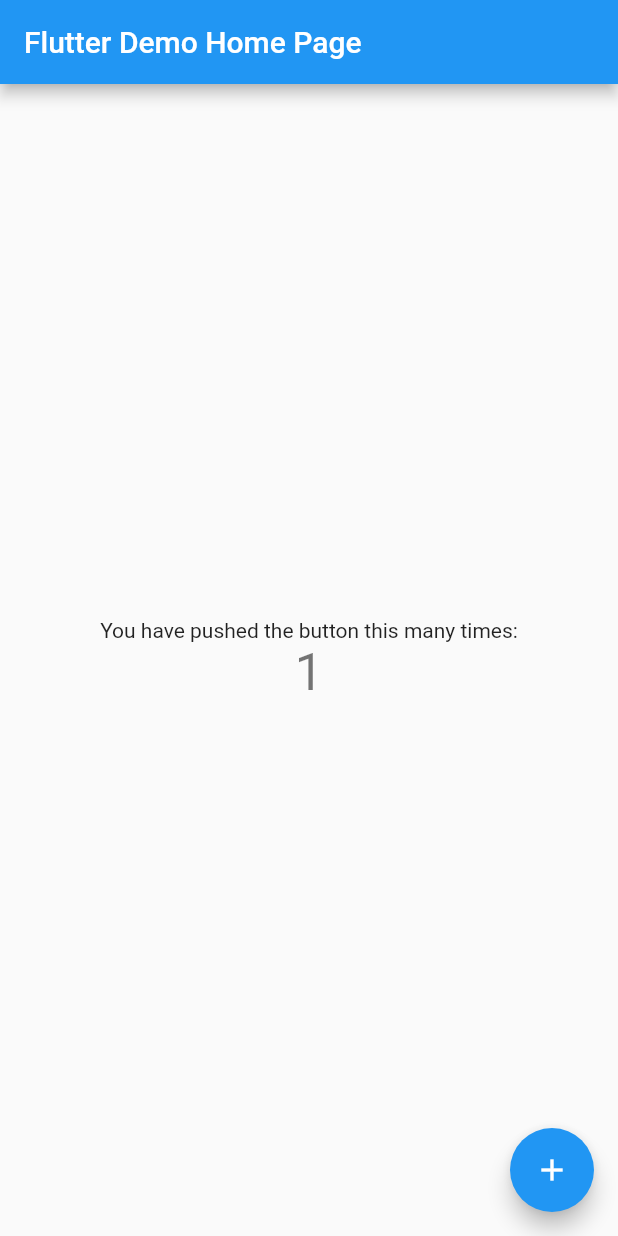
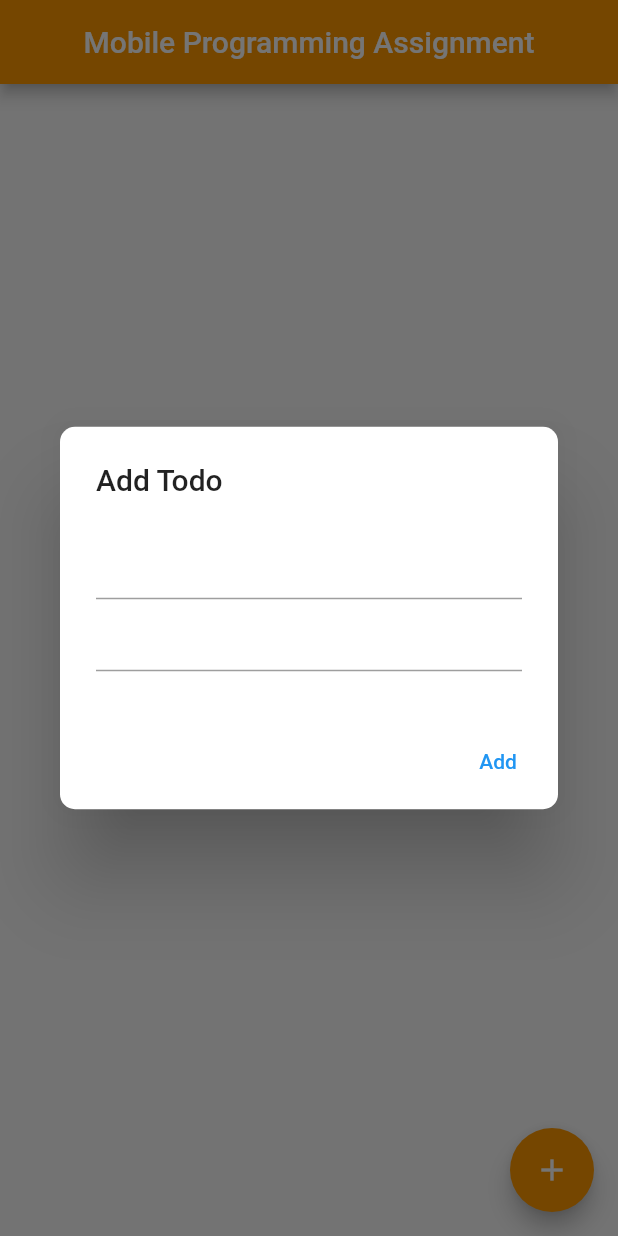
Before and after one commit to jasbirh1996/MobileProgrammingAssignment, a Flutter app: the screen it shows after launch, after a tap on the "add" icon, on a phone screen of 412 x 824 dp. Run offline on Flutter 3.47's test engine with Material 2 defaults, Android fonts, the phone set to English and light mode, and no system bars; our stand-ins replace cloud_firestore, firebase_core; accounts and stored records are empty.

Commit message:
Todo app has been build

```diff
--- a/lib/main.dart
+++ b/lib/main.dart
@@ -1,113 +1,172 @@
 import 'package:flutter/material.dart';
+import 'package:firebase_core/firebase_core.dart';
+import 'package:cloud_firestore/cloud_firestore.dart';
 
-void main() {
-  runApp(MyApp());
+void main() async {
+  WidgetsFlutterBinding.ensureInitialized();
+  await Firebase.initializeApp();
+  runApp(const MyApp());
 }
 
 class MyApp extends StatelessWidget {
-  // This widget is the root of your application.
+  const MyApp({Key? key}) : super(key: key);
+
   @override
   Widget build(BuildContext context) {
     return MaterialApp(
-      title: 'Flutter Demo',
+      title: ' Todo app',
+
       theme: ThemeData(
-        // This is the theme of your application.
-        //
-        // Try running your application with "flutter run". You'll see the
-        // application has a blue toolbar. Then, without quitting the app, try
-        // changing the primarySwatch below to Colors.green and then invoke
-        // "hot reload" (press "r" in the console where you ran "flutter run",
-        // or simply save your changes to "hot reload" in a Flutter IDE).
-        // Notice that the counter didn't reset back to zero; the application
-        // is not restarted.
         primarySwatch: Colors.blue,
       ),
-      home: MyHomePage(title: 'Flutter Demo Home Page'),
+      home: const MyHomePage(title: 'Mobile Programming Assignment'),
+      debugShowCheckedModeBanner: false,
     );
   }
 }
 
 class MyHomePage extends StatefulWidget {
-  MyHomePage({Key? key, required this.title}) : super(key: key);
-
-  // This widget is the home page of your application. It is stateful, meaning
-  // that it has a State object (defined below) that contains fields that affect
-  // how it looks.
-
-  // This class is the configuration for the state. It holds the values (in this
-  // case the title) provided by the parent (in this case the App widget) and
-  // used by the build method of the State. Fields in a Widget subclass are
-  // always marked "final".
+  const MyHomePage({Key? key, required this.title}) : super(key: key);
 
   final String title;
 
   @override
-  _MyHomePageState createState() => _MyHomePageState();
+  State<MyHomePage> createState() => _MyHomePageState();
 }
 
 class _MyHomePageState extends State<MyHomePage> {
-  int _counter = 0;
+  List todos = List.empty();
+  String title = "";
+  String description = "";
+  @override
+  void initState() {
+    super.initState();
+    todos = ["Hello", "Hey There"];
+  }
 
-  void _incrementCounter() {
-    setState(() {
-      // This call to setState tells the Flutter framework that something has
-      // changed in this State, which causes it to rerun the build method below
-      // so that the display can reflect the updated values. If we changed
-      // _counter without calling setState(), then the build method would not be
-      // called again, and so nothing would appear to happen.
-      _counter++;
-    });
+  createToDo() {
+    DocumentReference documentReference =
+    FirebaseFirestore.instance.collection("MyTodos").doc(title);
+
+    Map<String, String> todoList = {
+      "todoTitle": title,
+      "todoDesc": description
+    };
+
+    documentReference
+        .set(todoList)
+        .whenComplete(() => print("Data stored successfully"));
+  }
+
+  deleteTodo(item) {
+
+    DocumentReference documentReference =
+    FirebaseFirestore.instance.collection("MyTodos").doc(item);
+
+    documentReference.delete().whenComplete(() => print("deleted successfully"));
   }
 
   @override
   Widget build(BuildContext context) {
-    // This method is rerun every time setState is called, for instance as done
-    // by the _incrementCounter method above.
-    //
-    // The Flutter framework has been optimized to make rerunning build methods
-    // fast, so that you can just rebuild anything that needs updating rather
-    // than having to individually change instances of widgets.
     return Scaffold(
       appBar: AppBar(
-        // Here we take the value from the MyHomePage object that was created by
-        // the App.build method, and use it to set our appbar title.
         title: Text(widget.title),
+        centerTitle: true,
+        backgroundColor: Colors.orange,
       ),
-      body: Center(
-        // Center is a layout widget. It takes a single child and positions it
-        // in the middle of the parent.
-        child: Column(
-          // Column is also a layout widget. It takes a list of children and
-          // arranges them vertically. By default, it sizes itself to fit its
-          // children horizontally, and tries to be as tall as its parent.
-          //
-          // Invoke "debug painting" (press "p" in the console, choose the
-          // "Toggle Debug Paint" action from the Flutter Inspector in Android
-          // Studio, or the "Toggle Debug Paint" command in Visual Studio Code)
-          // to see the wireframe for each widget.
-          //
-          // Column has various properties to control how it sizes itself and
-          // how it positions its children. Here we use mainAxisAlignment to
-          // center the children vertically; the main axis here is the vertical
-          // axis because Columns are vertical (the cross axis would be
-          // horizontal).
-          mainAxisAlignment: MainAxisAlignment.center,
-          children: <Widget>[
-            Text(
-              'You have pushed the button this many times:',
+      body: StreamBuilder<QuerySnapshot>(
+        stream: FirebaseFirestore.instance.collection("MyTodos").snapshots(),
+        builder: (context, snapshot) {
+          if (snapshot.hasError) {
+            return Text('Something went wrong');
+          } else if (snapshot.hasData || snapshot.data != null) {
+            return ListView.builder(
+                shrinkWrap: true,
+                itemCount: snapshot.data?.docs.length,
+                itemBuilder: (BuildContext context, int index) {
+                  QueryDocumentSnapshot<Object?>? documentSnapshot =
+                  snapshot.data?.docs[index];
+                  return Dismissible(
+                      key: Key(index.toString()),
+                      child: Card(
+                        elevation: 4,
+                        child: ListTile(
+                          title: Text((documentSnapshot != null) ? (documentSnapshot["todoTitle"]) : ""),
+                          subtitle: Text((documentSnapshot != null)
+                              ? ((documentSnapshot["todoDesc"] != null)
+                              ? documentSnapshot["todoDesc"]
+                              : "")
+                              : ""),
+                          trailing: IconButton(
+                            icon: const Icon(Icons.delete),
+                            color: Colors.red,
+                            onPressed: () {
+                              setState(() {
+                                //todos.removeAt(index);
+                                deleteTodo((documentSnapshot != null) ? (documentSnapshot["todoTitle"]) : "");
+                              });
+                            },
+                          ),
+                        ),
+                      ));
+                });
+          }
+          return const Center(
+            child: CircularProgressIndicator(
+              valueColor: AlwaysStoppedAnimation<Color>(
+                Colors.red,
+              ),
             ),
-            Text(
-              '$_counter',
-              style: Theme.of(context).textTheme.headline4,
-            ),
-          ],
+          );
+        },
+      ),
+      floatingActionButton: FloatingActionButton(
+        backgroundColor: Colors.orange,
+        onPressed: () {
+          showDialog(
+              context: context,
+              builder: (BuildContext context) {
+                return AlertDialog(
+                  shape: RoundedRectangleBorder(
+                      borderRadius: BorderRadius.circular(10)),
+                  title: const Text("Add Todo"),
+                  content: Container(
+                    width: 400,
+                    height: 100,
+                    child: Column(
+                      children: [
+                        TextField(
+                          onChanged: (String value) {
+                            title = value;
+                          },
+                        ),
+                        TextField(
+                          onChanged: (String value) {
+                            description = value;
+                          },
+                        ),
+                      ],
+                    ),
+                  ),
+                  actions: <Widget>[
+                    TextButton(
+                        onPressed: () {
+                          setState(() {
+                            //todos.add(title);
+                            createToDo();
+                          });
+                          Navigator.of(context).pop();
+                        },
+                        child: const Text("Add"))
+                  ],
+                );
+              });
+        },
+        child: const Icon(
+          Icons.add,
+          color: Colors.white,
         ),
       ),
-      floatingActionButton: FloatingActionButton(
-        onPressed: _incrementCounter,
-        tooltip: 'Increment',
-        child: Icon(Icons.add),
-      ), // This trailing comma makes auto-formatting nicer for build methods.
     );
   }
 }
--- a/pubspec.yaml
+++ b/pubspec.yaml
@@ -23,6 +23,8 @@ environment:
 dependencies:
   flutter:
     sdk: flutter
+  firebase_core:
+  cloud_firestore:
 
 
   # The following adds the Cupertino Icons font to your application.
```
Also changed, not shown: pubspec.lock, 3 other files.
